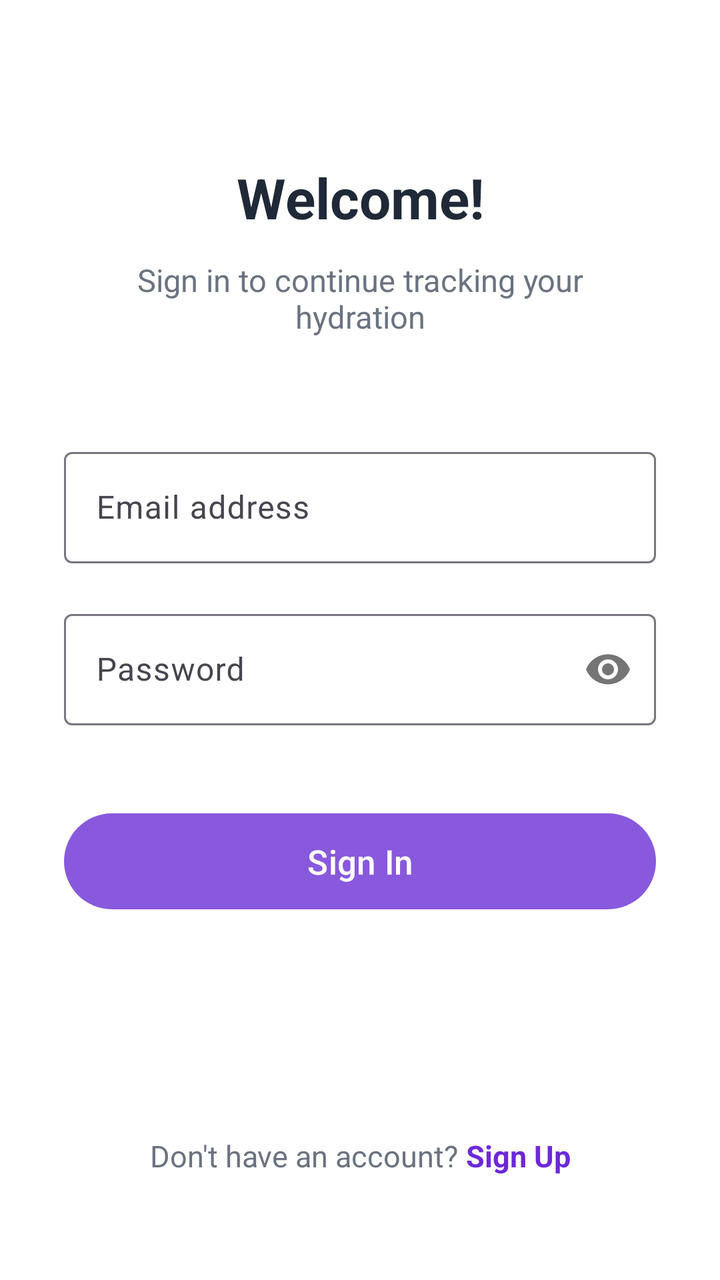
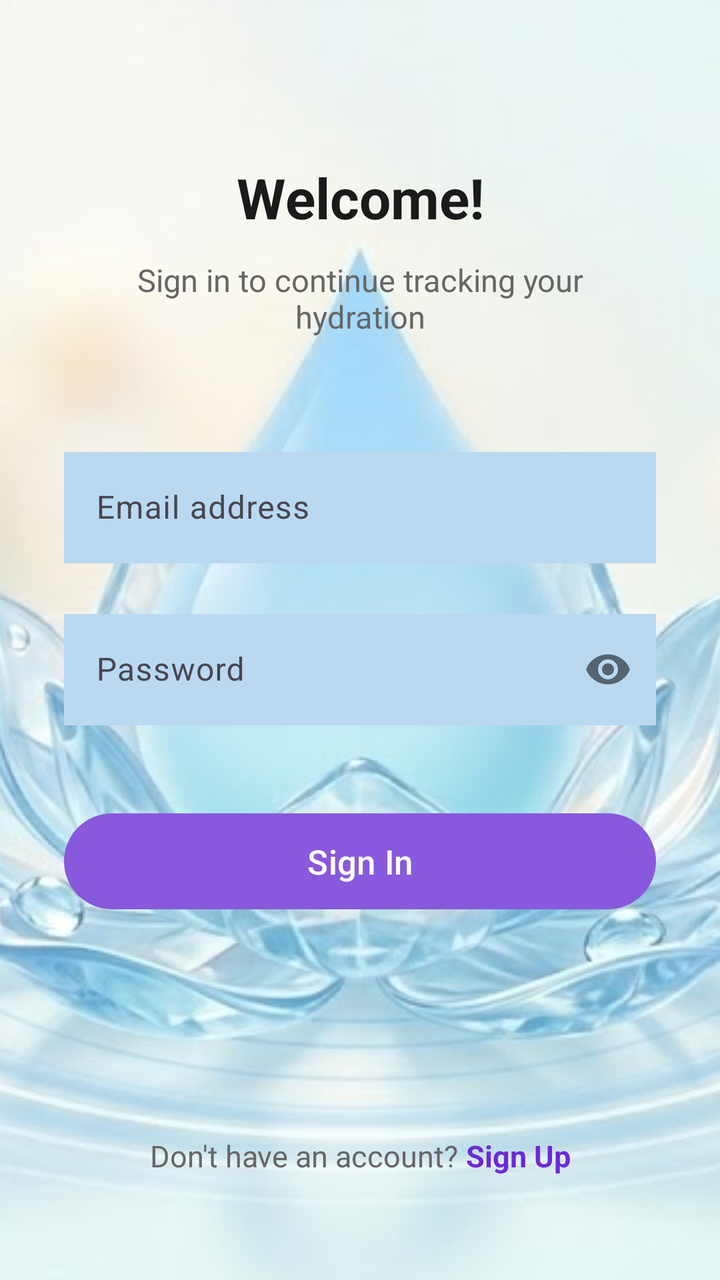

Compare the two renders of this Android layout. The source of the first and the diff that turns it into the second are given below.
<!-- AndroidManifest.xml: application theme Theme.WaterReminder -->
<!-- res/layout/activity_user_log_in.xml -->
<?xml version="1.0" encoding="utf-8"?>
<androidx.constraintlayout.widget.ConstraintLayout xmlns:android="http://schemas.android.com/apk/res/android"
    xmlns:app="http://schemas.android.com/apk/res-auto"
    xmlns:tools="http://schemas.android.com/tools"
    android:layout_width="match_parent"
    android:layout_height="match_parent"
    android:background="#FFFFFF"
    tools:context=".UserLogIn">


    
    <TextView
        android:id="@+id/tvTitle"
        android:layout_width="0dp"
        android:layout_height="wrap_content"
        android:text="Welcome!"
        android:textSize="28sp"
        android:textColor="#1F2937"
        android:textStyle="bold"
        android:gravity="center"
        app:layout_constraintTop_toTopOf="parent"
        app:layout_constraintStart_toStartOf="parent"
        app:layout_constraintEnd_toEndOf="parent"
        android:layout_marginTop="80dp"
        android:layout_marginHorizontal="32dp" />

    
    <TextView
        android:id="@+id/tvSubtitle"
        android:layout_width="0dp"
        android:layout_height="wrap_content"
        android:text="Sign in to continue tracking your hydration"
        android:textSize="15.5sp"
        android:textColor="#6B7280"
        android:gravity="center"
        app:layout_constraintTop_toBottomOf="@id/tvTitle"
        app:layout_constraintStart_toStartOf="parent"
        app:layout_constraintEnd_toEndOf="parent"
        android:layout_marginTop="12dp"
        android:layout_marginHorizontal="40dp" />

    
    <com.google.android.material.textfield.TextInputLayout
        android:id="@+id/etEmail"
        android:layout_width="0dp"
        android:layout_height="wrap_content"
        android:layout_marginHorizontal="32dp"
        android:hint="Email address"
        style="@style/Widget.Material3.TextInputLayout.OutlinedBox"
        app:layout_constraintTop_toBottomOf="@id/tvSubtitle"
        app:layout_constraintStart_toStartOf="parent"
        app:layout_constraintEnd_toEndOf="parent"
        android:layout_marginTop="52dp">

        <com.google.android.material.textfield.TextInputEditText
            android:layout_width="match_parent"
            android:layout_height="wrap_content"
            android:inputType="textEmailAddress" />
    </com.google.android.material.textfield.TextInputLayout>

    
    <com.google.android.material.textfield.TextInputLayout
        android:id="@+id/etPassword"
        android:layout_width="0dp"
        android:layout_height="wrap_content"
        android:layout_marginHorizontal="32dp"
        android:hint="Password"
        app:passwordToggleEnabled="true"
        style="@style/Widget.Material3.TextInputLayout.OutlinedBox"
        app:layout_constraintTop_toBottomOf="@id/etEmail"
        app:layout_constraintStart_toStartOf="parent"
        app:layout_constraintEnd_toEndOf="parent"
        android:layout_marginTop="20dp">

        <com.google.android.material.textfield.TextInputEditText
            android:layout_width="match_parent"
            android:layout_height="wrap_content"
            android:inputType="textPassword" />
    </com.google.android.material.textfield.TextInputLayout>


    
    <com.google.android.material.button.MaterialButton
        android:id="@+id/btnLogin"
        android:layout_width="0dp"
        android:layout_height="56dp"
        android:text="Sign In"
        android:textSize="17sp"
        android:textColor="#FFFFFF"
        app:backgroundTint="#8859DC"
        app:cornerRadius="38dp"
        app:layout_constraintTop_toBottomOf="@id/etPassword"
        app:layout_constraintStart_toStartOf="parent"
        app:layout_constraintEnd_toEndOf="parent"
        android:layout_marginHorizontal="32dp"
        android:layout_marginTop="40dp" />

    
    <LinearLayout
        android:layout_width="wrap_content"
        android:layout_height="wrap_content"
        android:orientation="horizontal"
        app:layout_constraintBottom_toBottomOf="parent"
        app:layout_constraintStart_toStartOf="parent"
        app:layout_constraintEnd_toEndOf="parent"
        android:layout_marginBottom="52dp">

        <TextView
            android:layout_width="wrap_content"
            android:layout_height="wrap_content"
            android:text="Don't have an account? "
            android:textColor="#6B7280"
            android:textSize="15sp" />

        <TextView
            android:id="@+id/tvSignUp"
            android:layout_width="wrap_content"
            android:layout_height="wrap_content"
            android:text="Sign Up"
            android:textColor="#6D28D9"
            android:textStyle="bold"
            android:textSize="15sp" />

    </LinearLayout>

</androidx.constraintlayout.widget.ConstraintLayout>
<!-- resources referenced by this layout -->
<resources>
  <style name="Theme.WaterReminder" parent="Base.Theme.WaterReminder" />
  <style name="Base.Theme.WaterReminder" parent="Theme.Material3.DayNight.NoActionBar">
          
          
      </style>
</resources>

<!-- the commit's change to res/layout/activity_user_log_in.xml (unified diff, before → after) -->
@@ -4,18 +4,26 @@
     xmlns:tools="http://schemas.android.com/tools"
     android:layout_width="match_parent"
     android:layout_height="match_parent"
-    android:background="#FFFFFF"
+    android:background="#C0D2E4"
     tools:context=".UserLogIn">
 
+    <ImageView
+        android:layout_width="0dp"
+        android:layout_height="0dp"
+        android:src="@drawable/bgwater"
+        android:scaleType="centerCrop"
+        app:layout_constraintTop_toTopOf="parent"
+        app:layout_constraintBottom_toBottomOf="parent"
+        app:layout_constraintStart_toStartOf="parent"
+        app:layout_constraintEnd_toEndOf="parent" />
 
-    
     <TextView
         android:id="@+id/tvTitle"
         android:layout_width="0dp"
         android:layout_height="wrap_content"
         android:text="Welcome!"
         android:textSize="28sp"
-        android:textColor="#1F2937"
+        android:textColor="#1A1A1A"
         android:textStyle="bold"
         android:gravity="center"
         app:layout_constraintTop_toTopOf="parent"
@@ -24,14 +32,13 @@
         android:layout_marginTop="80dp"
         android:layout_marginHorizontal="32dp" />
 
-    
     <TextView
         android:id="@+id/tvSubtitle"
         android:layout_width="0dp"
         android:layout_height="wrap_content"
         android:text="Sign in to continue tracking your hydration"
         android:textSize="15.5sp"
-        android:textColor="#6B7280"
+        android:textColor="#666666"
         android:gravity="center"
         app:layout_constraintTop_toBottomOf="@id/tvTitle"
         app:layout_constraintStart_toStartOf="parent"
@@ -39,7 +46,6 @@
         android:layout_marginTop="12dp"
         android:layout_marginHorizontal="40dp" />
 
-    
     <com.google.android.material.textfield.TextInputLayout
         android:id="@+id/etEmail"
         android:layout_width="0dp"
@@ -55,10 +61,10 @@
         <com.google.android.material.textfield.TextInputEditText
             android:layout_width="match_parent"
             android:layout_height="wrap_content"
-            android:inputType="textEmailAddress" />
+            android:inputType="textEmailAddress"
+            android:background="#BAD9F1"/>
     </com.google.android.material.textfield.TextInputLayout>
 
-    
     <com.google.android.material.textfield.TextInputLayout
         android:id="@+id/etPassword"
         android:layout_width="0dp"
@@ -75,11 +81,11 @@
         <com.google.android.material.textfield.TextInputEditText
             android:layout_width="match_parent"
             android:layout_height="wrap_content"
-            android:inputType="textPassword" />
+            android:inputType="textPassword"
+            android:background="#BAD9F1"/>
     </com.google.android.material.textfield.TextInputLayout>
 
 
-    
     <com.google.android.material.button.MaterialButton
         android:id="@+id/btnLogin"
         android:layout_width="0dp"
@@ -95,7 +101,6 @@
         android:layout_marginHorizontal="32dp"
         android:layout_marginTop="40dp" />
 
-    
     <LinearLayout
         android:layout_width="wrap_content"
         android:layout_height="wrap_content"
@@ -109,7 +114,7 @@
             android:layout_width="wrap_content"
             android:layout_height="wrap_content"
             android:text="Don't have an account? "
-            android:textColor="#6B7280"
+            android:textColor="#666666"
             android:textSize="15sp" />
 
         <TextView
<!-- resource entries referenced after the edit -->
@@ -1,5 +1,6 @@
 <!-- resources referenced by this layout -->
 <resources>
+  <!-- drawable bgwater: png bitmap (drawable, 424858 bytes) -->
   <style name="Theme.WaterReminder" parent="Base.Theme.WaterReminder" />
   <style name="Base.Theme.WaterReminder" parent="Theme.Material3.DayNight.NoActionBar">
           
